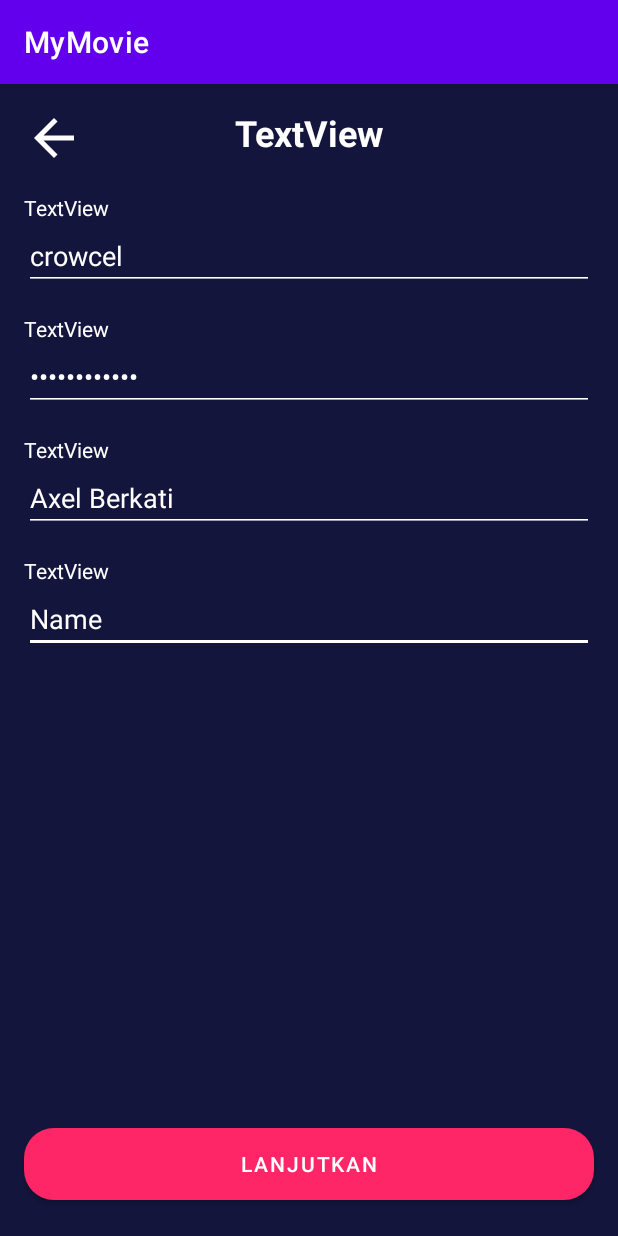
After one commit to 007AxelBerkati/MyMovie, an Android app: the SignUpActivity screen opened directly, with no data from a screen before it, on a phone screen of 412 x 824 dp. The commit adds this screen. Run offline under Robolectric (Android 15) with nearby library versions, the phone set to English and light mode, and no system bars.

Commit message:
slicing : sign up

```diff
--- a/app/src/main/AndroidManifest.xml
+++ b/app/src/main/AndroidManifest.xml
@@ -17,6 +17,7 @@
         </activity>
         <activity android:name=".onboarding.OnboardingOneActivity"></activity>
         <activity android:name=".SignInActivity"></activity>
+        <activity android:name=".SignUpActivity"></activity>
         <activity android:name=".onboarding.OnboardingThreeActivity"></activity>
 
         <activity
--- /dev/null
+++ b/app/src/main/java/com/crowcel/myapplication/SignUpActivity.kt
@@ -0,0 +1,11 @@
+package com.crowcel.myapplication
+
+import androidx.appcompat.app.AppCompatActivity
+import android.os.Bundle
+
+class SignUpActivity : AppCompatActivity() {
+    override fun onCreate(savedInstanceState: Bundle?) {
+        super.onCreate(savedInstanceState)
+        setContentView(R.layout.activity_sign_up)
+    }
+}
--- /dev/null
+++ b/app/src/main/res/drawable/ic_baseline_arrow_back_24.xml
@@ -0,0 +1,5 @@
+<vector android:autoMirrored="true" android:height="24dp"
+    android:tint="#FCFCFC" android:viewportHeight="24"
+    android:viewportWidth="24" android:width="24dp" xmlns:android="http://schemas.android.com/apk/res/android">
+    <path android:fillColor="@android:color/white" android:pathData="M20,11H7.83l5.59,-5.59L12,4l-8,8 8,8 1.41,-1.41L7.83,13H20v-2z"/>
+</vector>
--- /dev/null
+++ b/app/src/main/res/layout/activity_sign_up.xml
@@ -0,0 +1,177 @@
+<?xml version="1.0" encoding="utf-8"?>
+<androidx.constraintlayout.widget.ConstraintLayout xmlns:android="http://schemas.android.com/apk/res/android"
+    xmlns:app="http://schemas.android.com/apk/res-auto"
+    xmlns:tools="http://schemas.android.com/tools"
+    android:layout_width="match_parent"
+    android:layout_height="match_parent"
+    android:background="@color/colorBlue"
+    tools:context=".onboarding.OnboardingOneActivity">
+
+    <EditText
+        android:id="@+id/editTextTextPersonName4"
+        android:layout_width="0dp"
+        android:layout_height="wrap_content"
+        android:layout_marginStart="16dp"
+        android:layout_marginEnd="16dp"
+        android:backgroundTint="@color/colorWhite"
+        android:ems="10"
+        android:inputType="textEmailAddress"
+        android:text="Name"
+        android:textColor="@color/colorWhite"
+        app:layout_constraintEnd_toEndOf="parent"
+        app:layout_constraintHorizontal_bias="0.0"
+        app:layout_constraintStart_toStartOf="parent"
+        app:layout_constraintTop_toBottomOf="@+id/textView7"
+        tools:text="bucel1916@gmail.com" />
+
+    <TextView
+        android:id="@+id/textView7"
+        android:layout_width="0dp"
+        android:layout_height="wrap_content"
+        android:layout_marginStart="16dp"
+        android:layout_marginTop="16dp"
+        android:layout_marginEnd="16dp"
+        android:text="TextView"
+        android:textColor="@color/colorWhite"
+        app:layout_constraintEnd_toEndOf="parent"
+        app:layout_constraintStart_toStartOf="parent"
+        app:layout_constraintTop_toBottomOf="@+id/editTextTextPersonName2"
+        tools:text="@string/email_address" />
+
+    <Button
+        android:id="@+id/button3"
+        android:layout_width="0dp"
+        android:layout_height="wrap_content"
+        android:layout_marginStart="16dp"
+        android:layout_marginEnd="16dp"
+        android:layout_marginBottom="24dp"
+        android:background="@drawable/shape_rectangle_pink"
+        android:backgroundTint="@color/colorPink"
+        android:text="@string/lanjutkan"
+        app:backgroundTint="@color/colorPink"
+        app:layout_constraintBottom_toBottomOf="parent"
+        app:layout_constraintEnd_toEndOf="parent"
+        app:layout_constraintStart_toStartOf="parent" />
+
+    <TextView
+        android:id="@+id/textView"
+        android:layout_width="0dp"
+        android:layout_height="wrap_content"
+        android:layout_marginStart="16dp"
+        android:layout_marginTop="16dp"
+        android:layout_marginEnd="16dp"
+        android:gravity="center"
+        android:text="TextView"
+        android:textColor="@color/colorWhite"
+        android:textSize="24sp"
+        android:textStyle="bold"
+        app:layout_constraintEnd_toEndOf="parent"
+        app:layout_constraintStart_toStartOf="parent"
+        app:layout_constraintTop_toTopOf="parent"
+        tools:text="@string/sign_up" />
+
+    <TextView
+        android:id="@+id/textView2"
+        android:layout_width="0dp"
+        android:layout_height="wrap_content"
+        android:layout_marginStart="16dp"
+        android:layout_marginTop="24dp"
+        android:layout_marginEnd="16dp"
+        android:text="TextView"
+        android:textColor="@color/colorWhite"
+        app:layout_constraintEnd_toEndOf="parent"
+        app:layout_constraintStart_toStartOf="parent"
+        app:layout_constraintTop_toBottomOf="@+id/textView"
+        tools:text="@string/username" />
+
+    <EditText
+        android:id="@+id/editTextTextPersonName"
+        android:layout_width="0dp"
+        android:layout_height="wrap_content"
+        android:layout_marginStart="16dp"
+        android:layout_marginEnd="16dp"
+        android:backgroundTint="@color/colorWhite"
+        android:ems="10"
+        android:hint="@string/username"
+        android:inputType="textPassword"
+        android:text="Axel Berkati"
+        android:textColor="@color/colorWhite"
+        android:textColorHint="@color/colorWhiteGrey"
+        app:layout_constraintEnd_toEndOf="parent"
+        app:layout_constraintHorizontal_bias="0.0"
+        app:layout_constraintStart_toStartOf="parent"
+        app:layout_constraintTop_toBottomOf="@+id/textView4" />
+
+    <EditText
+        android:id="@+id/editTextTextPersonName3"
+        android:layout_width="0dp"
+        android:layout_height="wrap_content"
+        android:layout_marginStart="16dp"
+        android:layout_marginEnd="16dp"
+        android:backgroundTint="@color/colorWhite"
+        android:ems="10"
+        android:hint="@string/username"
+        android:inputType="textPersonName"
+        android:text="crowcel"
+        android:textColor="@color/colorWhite"
+        android:textColorHint="@color/colorWhiteGrey"
+        app:layout_constraintEnd_toEndOf="parent"
+        app:layout_constraintHorizontal_bias="0.0"
+        app:layout_constraintStart_toStartOf="parent"
+        app:layout_constraintTop_toBottomOf="@+id/textView2" />
+
+    <TextView
+        android:id="@+id/textView4"
+        android:layout_width="0dp"
+        android:layout_height="wrap_content"
+        android:layout_marginStart="16dp"
+        android:layout_marginTop="16dp"
+        android:layout_marginEnd="16dp"
+        android:text="TextView"
+        android:textColor="@color/colorWhite"
+        app:layout_constraintEnd_toEndOf="parent"
+        app:layout_constraintHorizontal_bias="1.0"
+        app:layout_constraintStart_toStartOf="parent"
+        app:layout_constraintTop_toBottomOf="@+id/editTextTextPersonName3"
+        tools:text="@string/password" />
+
+    <ImageView
+        android:id="@+id/imageView3"
+        android:layout_width="40dp"
+        android:layout_height="40dp"
+        android:layout_marginStart="16dp"
+        android:layout_marginTop="16dp"
+        app:layout_constraintStart_toStartOf="parent"
+        app:layout_constraintTop_toTopOf="parent"
+        app:srcCompat="@drawable/ic_baseline_arrow_back_24" />
+
+    <TextView
+        android:id="@+id/textView5"
+        android:layout_width="0dp"
+        android:layout_height="wrap_content"
+        android:layout_marginStart="16dp"
+        android:layout_marginTop="16dp"
+        android:layout_marginEnd="16dp"
+        android:text="TextView"
+        android:textColor="@color/colorWhite"
+        app:layout_constraintEnd_toEndOf="parent"
+        app:layout_constraintStart_toStartOf="parent"
+        app:layout_constraintTop_toBottomOf="@+id/editTextTextPersonName"
+        tools:text="@string/nama" />
+
+    <EditText
+        android:id="@+id/editTextTextPersonName2"
+        android:layout_width="0dp"
+        android:layout_height="wrap_content"
+        android:layout_marginStart="16dp"
+        android:layout_marginEnd="16dp"
+        android:backgroundTint="@color/colorWhite"
+        android:ems="10"
+        android:inputType="textPersonName"
+        android:text="Axel Berkati"
+        android:textColor="@color/colorWhite"
+        app:layout_constraintEnd_toEndOf="parent"
+        app:layout_constraintStart_toStartOf="parent"
+        app:layout_constraintTop_toBottomOf="@+id/textView5" />
+
+</androidx.constraintlayout.widget.ConstraintLayout>
--- a/app/src/main/res/values/strings.xml
+++ b/app/src/main/res/values/strings.xml
@@ -12,4 +12,7 @@
     <string name="sign_in">Sign In</string>
     <string name="username">username</string>
     <string name="password">Password</string>
+    <string name="sign_up">Sign Up</string>
+    <string name="nama">Nama</string>
+    <string name="email_address">Email Address</string>
 </resources>
```
